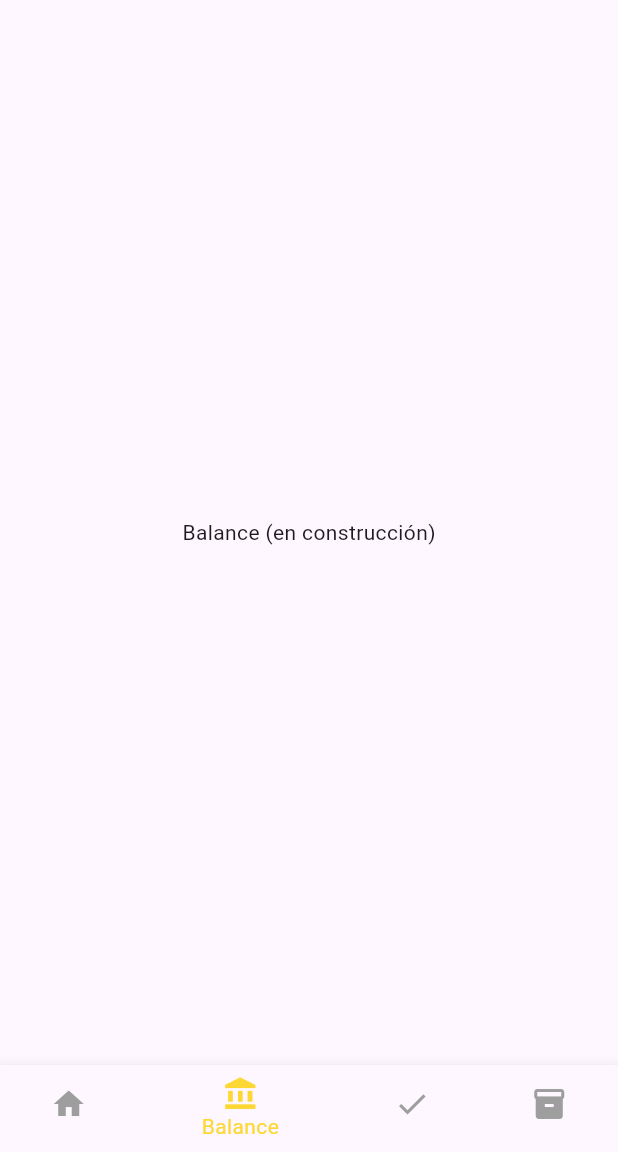
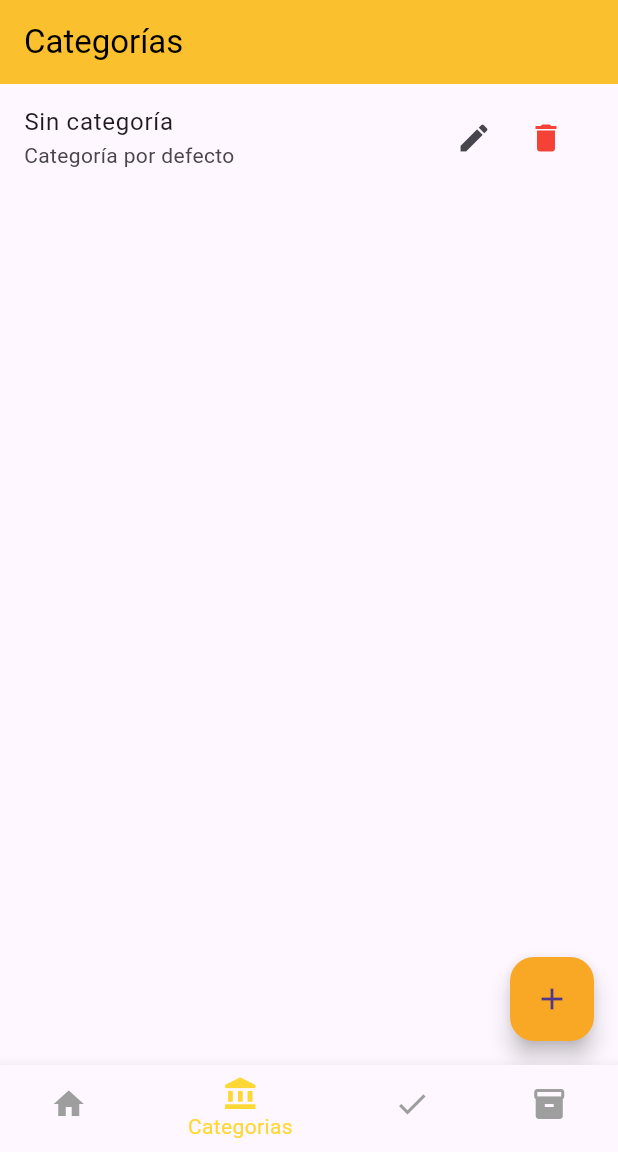
Before and after one commit to Domitho/Flutter, a Flutter app: the NavigationController widget shown alone on an empty page, opened directly, item 2 of the bottom bar chosen, on a phone screen of 412 x 824 dp, the part 84-1236 px from its top. Run offline on Flutter 3.47's test engine with Material 3 defaults, Android fonts, the phone set to English and light mode, and no system bars; our stand-ins replace sqflite; accounts and stored records are empty.

Commit message:
Categorias

```diff
--- a/lib/main.dart
+++ b/lib/main.dart
@@ -1,8 +1,9 @@
 import 'package:flutter/material.dart';
+import 'screens/categoria/categoria_list_screen.dart';
 import 'screens/inventario/inventario_screen.dart';
 import 'screens/pedidos/pedidos_list_screen.dart';
 import 'main_screen.dart';
-import 'screens/settings/login_screen.dart'; // ✅ NUEVO IMPORT
+import 'screens/settings/login_screen.dart';
 
 void main() {
   WidgetsFlutterBinding.ensureInitialized();
@@ -18,7 +19,7 @@ class MyApp extends StatelessWidget {
       title: 'Paloma´s Restaurants',
       debugShowCheckedModeBanner: false,
       theme: ThemeData(primarySwatch: Colors.yellow),
-      home: LoginScreen(), // ✅ MOSTRAR LOGIN INICIALMENTE
+      home: LoginScreen(),
     );
   }
 }
@@ -34,10 +35,10 @@ class _NavigationControllerState extends State<NavigationController> {
   int _selectedIndex = 0;
 
   static final List<Widget> _screens = <Widget>[
-    Center(child: Text('Bienvenido a Paloma´s Restaurants')),
-    Center(child: Text('Balance (en construcción)')),
-    PedidosListScreen(),
-    InventarioScreen(),
+    Center(child: Text('Bienvenido a Paloma´s Restaurants')), // 0: Inicio
+    CategoriaListScreen(), // 1: Categorías
+    PedidosListScreen(), // 2: Pedidos
+    InventarioScreen(), // 3: Inventario
   ];
 
   void _onItemTapped(int index) {
--- a/lib/main_screen.dart
+++ b/lib/main_screen.dart
@@ -39,7 +39,7 @@ class MainScreen extends StatelessWidget {
           BottomNavigationBarItem(icon: Icon(Icons.home), label: 'Inicio'),
           BottomNavigationBarItem(
             icon: Icon(Icons.account_balance),
-            label: 'Balance',
+            label: 'Categorias',
           ),
           BottomNavigationBarItem(icon: Icon(Icons.check), label: 'Pedidos'),
           BottomNavigationBarItem(
--- /dev/null
+++ b/lib/models/categoria_model.dart
@@ -0,0 +1,26 @@
+class Categoria {
+  final int? id;
+  final String nombre;
+  final String? descripcion;
+  final String? createdAt;
+
+  Categoria({this.id, required this.nombre, this.descripcion, this.createdAt});
+
+  factory Categoria.fromMap(Map<String, dynamic> map) {
+    return Categoria(
+      id: map['id'],
+      nombre: map['nombre'],
+      descripcion: map['descripcion'],
+      createdAt: map['created_at'],
+    );
+  }
+
+  Map<String, dynamic> toMap() {
+    return {
+      'id': id,
+      'nombre': nombre,
+      'descripcion': descripcion,
+      'created_at': createdAt,
+    };
+  }
+}
--- /dev/null
+++ b/lib/repositories/categoria_repository.dart
@@ -0,0 +1,35 @@
+import '../models/categoria_model.dart';
+import '../settings/db_connection.dart';
+
+class CategoriaRepository {
+  static String tableName = "categoria";
+
+  static Future<int> insert(Categoria categoria) async {
+    return await DbConnection.insert(tableName, categoria.toMap());
+  }
+
+  static Future<int> update(Categoria categoria) async {
+    return await DbConnection.update(
+      tableName,
+      categoria.toMap(),
+      categoria.id!,
+    );
+  }
+
+  static Future<int> delete(int id) async {
+    return await DbConnection.delete(tableName, id);
+  }
+
+  static Future<List<Categoria>> list() async {
+    final data = await DbConnection.list(tableName);
+    return data.map((e) => Categoria.fromMap(e)).toList();
+  }
+
+  static Future<Categoria?> findById(int id) async {
+    final data = await DbConnection.filter(tableName, 'id = ?', [id]);
+    if (data.isNotEmpty) {
+      return Categoria.fromMap(data.first);
+    }
+    return null;
+  }
+}
--- /dev/null
+++ b/lib/screens/categoria/categoria_list_screen.dart
@@ -0,0 +1,106 @@
+import 'package:flutter/material.dart';
+import '../../models/categoria_model.dart';
+import '../../repositories/categoria_repository.dart';
+import 'categoria_form_screen.dart';
+
+class CategoriaListScreen extends StatefulWidget {
+  const CategoriaListScreen({super.key});
+
+  @override
+  State<CategoriaListScreen> createState() => _CategoriaListScreenState();
+}
+
+class _CategoriaListScreenState extends State<CategoriaListScreen> {
+  List<Categoria> _categorias = [];
+
+  @override
+  void initState() {
+    super.initState();
+    _loadCategorias();
+  }
+
+  void _loadCategorias() async {
+    final data = await CategoriaRepository.list();
+    setState(() {
+      _categorias = data;
+    });
+  }
+
+  void _deleteCategoria(int id) async {
+    await CategoriaRepository.delete(id);
+    _loadCategorias();
+  }
+
+  void _navigateToForm({Categoria? categoria}) async {
+    await Navigator.push(
+      context,
+      MaterialPageRoute(
+        builder: (_) => CategoriaFormScreen(categoria: categoria),
+      ),
+    );
+    _loadCategorias();
+  }
+
+  @override
+  Widget build(BuildContext context) {
+    return Scaffold(
+      appBar: AppBar(
+        title: Text('Categorías'),
+        backgroundColor: Colors.yellow[700],
+        foregroundColor: Colors.black,
+      ),
+      floatingActionButton: FloatingActionButton(
+        onPressed: () => _navigateToForm(),
+        child: Icon(Icons.add),
+        backgroundColor: Colors.yellow[800],
+      ),
+      body: ListView.builder(
+        itemCount: _categorias.length,
+        itemBuilder: (_, index) {
+          final cat = _categorias[index];
+          return ListTile(
+            title: Text(cat.nombre),
+            subtitle: Text(cat.descripcion ?? ''),
+            trailing: Row(
+              mainAxisSize: MainAxisSize.min,
+              children: [
+                IconButton(
+                  icon: Icon(Icons.edit),
+                  onPressed: () => _navigateToForm(categoria: cat),
+                ),
+                IconButton(
+                  icon: Icon(Icons.delete, color: Colors.red),
+                  onPressed: () {
+                    showDialog(
+                      context: context,
+                      builder: (context) => AlertDialog(
+                        title: Text('¿Eliminar categoría?'),
+                        content: Text('Esta acción no se puede deshacer.'),
+                        actions: [
+                          TextButton(
+                            child: Text('Cancelar'),
+                            onPressed: () => Navigator.pop(context),
+                          ),
+                          TextButton(
+                            child: Text(
+                              'Eliminar',
+                              style: TextStyle(color: Colors.red),
+                            ),
+                            onPressed: () async {
+                              Navigator.pop(context); // cerrar el diálogo
+                              _deleteCategoria(cat.id!); // ejecutar eliminación
+                            },
+                          ),
+                        ],
+                      ),
+                    );
+                  },
+                ),
+              ],
+            ),
+          );
+        },
+      ),
+    );
+  }
+}
```
Also changed, not shown: lib/models/inventario_model.dart (+8 -3 lines), lib/screens/categoria/categoria_form_screen.dart (added, +96 -0 lines), lib/screens/inventario/inventario_form_screen.dart (+51 -23 lines), lib/settings/db_connection.dart (+39 -14 lines).
